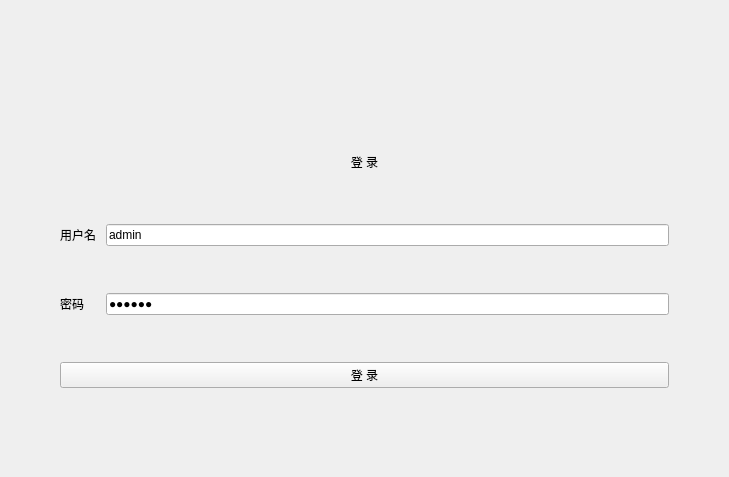
First picture: the form in app/ui/LoginUI.ui, repository Meydan-ZHOU/smileSystem, before the edit.
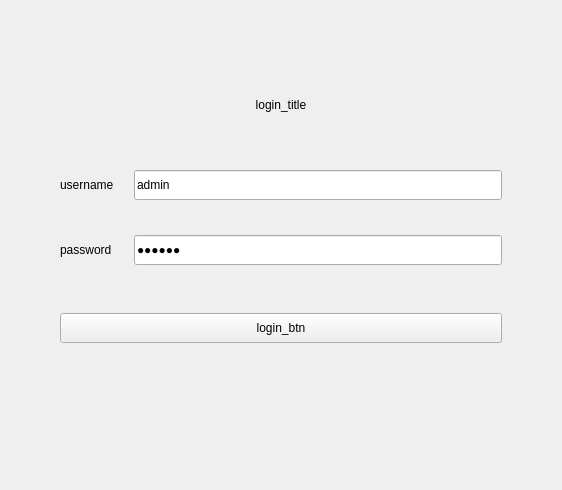
Second picture: the form after the edit.

The edit to the form file:
```diff
--- a/app/ui/LoginUI.ui
+++ b/app/ui/LoginUI.ui
@@ -6,14 +6,23 @@
    <rect>
     <x>0</x>
     <y>0</y>
-    <width>729</width>
-    <height>477</height>
+    <width>562</width>
+    <height>490</height>
    </rect>
   </property>
+  <property name="minimumSize">
+   <size>
+    <width>0</width>
+    <height>0</height>
+   </size>
+  </property>
   <property name="windowTitle">
    <string>Form</string>
   </property>
-  <layout class="QGridLayout" name="gridLayout">
+  <layout class="QHBoxLayout" name="horizontalLayout_4">
+   <property name="spacing">
+    <number>0</number>
+   </property>
    <property name="leftMargin">
     <number>0</number>
    </property>
@@ -26,10 +35,7 @@
    <property name="bottomMargin">
     <number>0</number>
    </property>
-   <property name="spacing">
-    <number>0</number>
-   </property>
-   <item row="0" column="0">
+   <item>
     <layout class="QVBoxLayout" name="verticalLayout">
      <item>
       <widget class="QWidget" name="widget" native="true">
@@ -73,52 +79,131 @@
        </layout>
       </widget>
      </item>
+     <item>
+      <widget class="QWidget" name="widget_3" native="true">
+       <property name="minimumSize">
+        <size>
+         <width>0</width>
+         <height>0</height>
+        </size>
+       </property>
+       <layout class="QHBoxLayout" name="horizontalLayout_3">
+        <property name="spacing">
+         <number>6</number>
+        </property>
+        <property name="leftMargin">
+         <number>0</number>
+        </property>
+        <property name="topMargin">
+         <number>30</number>
+        </property>
+        <property name="rightMargin">
+         <number>0</number>
+        </property>
+        <property name="bottomMargin">
+         <number>50</number>
+        </property>
+        <item>
+         <widget class="QLabel" name="label_login_title">
+          <property name="minimumSize">
+           <size>
+            <width>0</width>
+            <height>30</height>
+           </size>
+          </property>
+          <property name="text">
+           <string>login_title</string>
+          </property>
+          <property name="alignment">
+           <set>Qt::AlignCenter</set>
+          </property>
+         </widget>
+        </item>
+       </layout>
+      </widget>
+     </item>
      <item>
       <layout class="QFormLayout" name="formLayout">
        <property name="horizontalSpacing">
-        <number>10</number>
-       </property>
-       <property name="verticalSpacing">
         <number>20</number>
        </property>
+       <property name="verticalSpacing">
+        <number>35</number>
+       </property>
        <property name="leftMargin">
         <number>60</number>
        </property>
        <property name="topMargin">
-        <number>60</number>
+        <number>0</number>
        </property>
        <property name="rightMargin">
         <number>60</number>
        </property>
        <property name="bottomMargin">
-        <number>60</number>
+        <number>0</number>
        </property>
-       <item row="1" column="0">
+       <item row="0" column="0">
         <widget class="QLabel" name="label_username">
+         <property name="minimumSize">
+          <size>
+           <width>0</width>
+           <height>30</height>
+          </size>
+         </property>
          <property name="text">
-          <string>用户名</string>
+          <string>username</string>
          </property>
         </widget>
        </item>
-       <item row="1" column="1">
+       <item row="0" column="1">
         <widget class="QLineEdit" name="lineEdit_username">
+         <property name="sizePolicy">
+          <sizepolicy hsizetype="Expanding" vsizetype="Fixed">
+           <horstretch>0</horstretch>
+           <verstretch>0</verstretch>
+          </sizepolicy>
+         </property>
+         <property name="minimumSize">
+          <size>
+           <width>0</width>
+           <height>30</height>
+          </size>
+         </property>
          <property name="text">
           <string>admin</string>
          </property>
          <property name="placeholderText">
-          <string>请输入用户名</string>
+          <string/>
          </property>
         </widget>
        </item>
-       <item row="2" column="0">
+       <item row="1" column="0">
         <widget class="QLabel" name="label_password">
+         <property name="minimumSize">
+          <size>
+           <width>0</width>
+           <height>30</height>
+          </size>
+         </property>
          <property name="text">
-          <string>密码</string>
+          <string>password</string>
          </property>
         </widget>
        </item>
-       <item row="2" column="1">
+       <item row="1" column="1">
         <widget class="QLineEdit" name="lineEdit_password">
+         <property name="sizePolicy">
+          <sizepolicy hsizetype="Expanding" vsizetype="Fixed">
+           <horstretch>0</horstretch>
+           <verstretch>0</verstretch>
+          </sizepolicy>
+         </property>
+         <property name="minimumSize">
+          <size>
+           <width>0</width>
+           <height>30</height>
+          </size>
+         </property>
          <property name="text">
           <string>123456</string>
          </property>
@@ -126,44 +211,91 @@
           <enum>QLineEdit::Password</enum>
          </property>
          <property name="placeholderText">
-          <string>请输入密码</string>
+          <string/>
          </property>
         </widget>
        </item>
-       <item row="3" column="0" colspan="2">
-        <widget class="QPushButton" name="login_btn">
-         <property name="cursor">
-          <cursorShape>PointingHandCursor</cursorShape>
-         </property>
-         <property name="text">
-          <string>登 录</string>
-         </property>
-        </widget>
-       </item>
-       <item row="0" column="0" colspan="2">
-        <widget class="QLabel" name="label_login_title">
-         <property name="sizePolicy">
-          <sizepolicy hsizetype="Preferred" vsizetype="Expanding">
-           <horstretch>0</horstretch>
-           <verstretch>0</verstretch>
-          </sizepolicy>
-         </property>
-         <property name="maximumSize">
+       <item row="2" column="0" colspan="2">
+        <widget class="QWidget" name="widget_2" native="true">
+         <property name="minimumSize">
           <size>
-           <width>16777215</width>
-           <height>30</height>
+           <width>0</width>
+           <height>0</height>
           </size>
          </property>
-         <property name="text">
-          <string>登 录</string>
-         </property>
-         <property name="alignment">
-          <set>Qt::AlignCenter</set>
-         </property>
+         <layout class="QHBoxLayout" name="horizontalLayout_2">
+          <property name="spacing">
+           <number>0</number>
+          </property>
+          <property name="leftMargin">
+           <number>0</number>
+          </property>
+          <property name="topMargin">
+           <number>0</number>
+          </property>
+          <property name="rightMargin">
+           <number>0</number>
+          </property>
+          <property name="bottomMargin">
+           <number>0</number>
+          </property>
+          <item>
+           <layout class="QVBoxLayout" name="verticalLayout_2">
+            <property name="spacing">
+             <number>0</number>
+            </property>
+            <item>
+             <spacer name="verticalSpacer_2">
+              <property name="orientation">
+               <enum>Qt::Vertical</enum>
+              </property>
+              <property name="sizeType">
+               <enum>QSizePolicy::Fixed</enum>
+              </property>
+              <property name="sizeHint" stdset="0">
+               <size>
+                <width>20</width>
+                <height>13</height>
+               </size>
+              </property>
+             </spacer>
+            </item>
+            <item>
+             <widget class="QPushButton" name="login_btn">
+              <property name="minimumSize">
+               <size>
+                <width>0</width>
+                <height>30</height>
+               </size>
+              </property>
+              <property name="cursor">
+               <cursorShape>PointingHandCursor</cursorShape>
+              </property>
+              <property name="text">
+               <string>login_btn</string>
+              </property>
+             </widget>
+            </item>
+           </layout>
+          </item>
+         </layout>
         </widget>
        </item>
       </layout>
      </item>
+     <item>
+      <spacer name="verticalSpacer">
+       <property name="orientation">
+        <enum>Qt::Vertical</enum>
+       </property>
+       <property name="sizeHint" stdset="0">
+        <size>
+         <width>18</width>
+         <height>40</height>
+        </size>
+       </property>
+      </spacer>
+     </item>
     </layout>
    </item>
   </layout>
```
